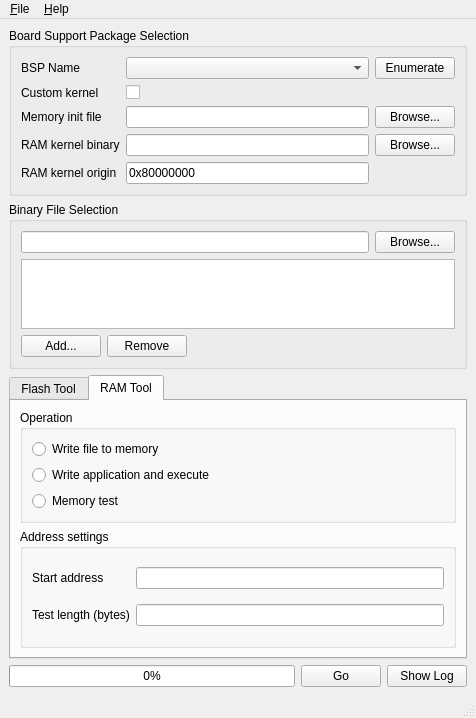
This is mx-toolkit-ui/mainwindow.ui in hbock/pyatk as Qt 5 draws it before an edit. The edited form follows.
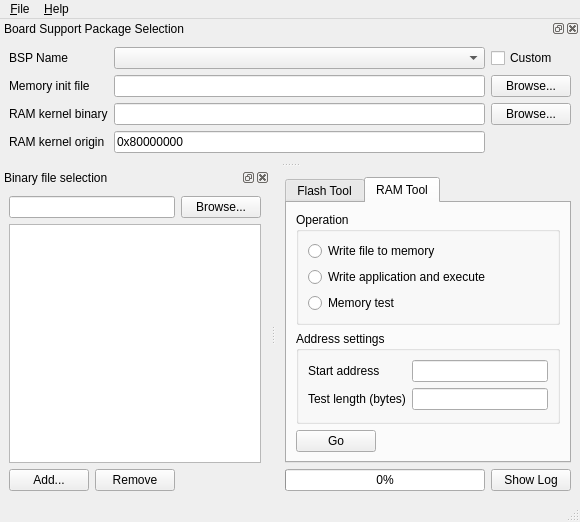
This is the edited form. The open tabs and pages were chosen to show the change.

Commit message: mx-toolkit-ui: make binary file select / BSP select dock widgets

```diff
--- a/mx-toolkit-ui/mainwindow.ui
+++ b/mx-toolkit-ui/mainwindow.ui
@@ -6,8 +6,8 @@
    <rect>
     <x>0</x>
     <y>0</y>
-    <width>476</width>
-    <height>701</height>
+    <width>580</width>
+    <height>516</height>
    </rect>
   </property>
   <property name="windowTitle">
@@ -20,183 +20,8 @@
    <set>QMainWindow::AllowTabbedDocks|QMainWindow::AnimatedDocks</set>
   </property>
   <widget class="QWidget" name="centralwidget">
-   <layout class="QGridLayout" name="gridLayout_3">
-    <item row="0" column="0" colspan="3">
-     <widget class="QGroupBox" name="groupBox_2">
-      <property name="title">
-       <string>Board Support Package Selection</string>
-      </property>
-      <layout class="QGridLayout" name="gridLayout">
-       <item row="4" column="0">
-        <widget class="QLabel" name="label_3">
-         <property name="text">
-          <string>RAM kernel origin</string>
-         </property>
-        </widget>
-       </item>
-       <item row="4" column="1">
-        <widget class="QLineEdit" name="ram_kernel_origin_lineedit">
-         <property name="text">
-          <string>0x80000000</string>
-         </property>
-        </widget>
-       </item>
-       <item row="0" column="0">
-        <widget class="QLabel" name="label_6">
-         <property name="text">
-          <string>BSP Name</string>
-         </property>
-        </widget>
-       </item>
-       <item row="0" column="1">
-        <widget class="QComboBox" name="bsp_select_combobox"/>
-       </item>
-       <item row="0" column="2">
-        <widget class="QPushButton" name="bsp_enumerate_button">
-         <property name="sizePolicy">
-          <sizepolicy hsizetype="Maximum" vsizetype="Fixed">
-           <horstretch>0</horstretch>
-           <verstretch>0</verstretch>
-          </sizepolicy>
-         </property>
-         <property name="text">
-          <string>Enumerate</string>
-         </property>
-        </widget>
-       </item>
-       <item row="2" column="0">
-        <widget class="QLabel" name="label">
-         <property name="text">
-          <string>Memory init file</string>
-         </property>
-        </widget>
-       </item>
-       <item row="2" column="1">
-        <widget class="QLineEdit" name="memory_init_lineedit"/>
-       </item>
-       <item row="2" column="2">
-        <widget class="QPushButton" name="memory_init_browse_button">
-         <property name="text">
-          <string>Browse...</string>
-         </property>
-        </widget>
-       </item>
-       <item row="3" column="0">
-        <widget class="QLabel" name="label_2">
-         <property name="text">
-          <string>RAM kernel binary</string>
-         </property>
-        </widget>
-       </item>
-       <item row="3" column="1">
-        <widget class="QLineEdit" name="ram_kernel_binary_lineedit"/>
-       </item>
-       <item row="3" column="2">
-        <widget class="QPushButton" name="ram_kernel_browse_button">
-         <property name="text">
-          <string>Browse...</string>
-         </property>
-        </widget>
-       </item>
-       <item row="1" column="1">
-        <widget class="QCheckBox" name="bsp_custom_checkbox">
-         <property name="text">
-          <string/>
-         </property>
-        </widget>
-       </item>
-       <item row="1" column="0">
-        <widget class="QLabel" name="label_9">
-         <property name="text">
-          <string>Custom kernel</string>
-         </property>
-        </widget>
-       </item>
-      </layout>
-     </widget>
-    </item>
-    <item row="1" column="0" colspan="3">
-     <widget class="QGroupBox" name="groupBox_6">
-      <property name="sizePolicy">
-       <sizepolicy hsizetype="Preferred" vsizetype="Preferred">
-        <horstretch>0</horstretch>
-        <verstretch>0</verstretch>
-       </sizepolicy>
-      </property>
-      <property name="title">
-       <string>Binary File Selection</string>
-      </property>
-      <layout class="QGridLayout" name="gridLayout_2">
-       <item row="0" column="0" colspan="2">
-        <widget class="QLineEdit" name="binary_file_lineedit">
-         <property name="sizePolicy">
-          <sizepolicy hsizetype="Minimum" vsizetype="Fixed">
-           <horstretch>0</horstretch>
-           <verstretch>0</verstretch>
-          </sizepolicy>
-         </property>
-        </widget>
-       </item>
-       <item row="3" column="1" colspan="2">
-        <widget class="QPushButton" name="binary_file_table_remove_button">
-         <property name="sizePolicy">
-          <sizepolicy hsizetype="Maximum" vsizetype="Fixed">
-           <horstretch>0</horstretch>
-           <verstretch>0</verstretch>
-          </sizepolicy>
-         </property>
-         <property name="text">
-          <string>Remove</string>
-         </property>
-        </widget>
-       </item>
-       <item row="3" column="0">
-        <widget class="QPushButton" name="binary_file_table_add_button">
-         <property name="sizePolicy">
-          <sizepolicy hsizetype="Maximum" vsizetype="Fixed">
-           <horstretch>0</horstretch>
-           <verstretch>0</verstretch>
-          </sizepolicy>
-         </property>
-         <property name="text">
-          <string>Add...</string>
-         </property>
-        </widget>
-       </item>
-       <item row="0" column="2">
-        <widget class="QPushButton" name="binary_file_browse_button">
-         <property name="sizePolicy">
-          <sizepolicy hsizetype="Maximum" vsizetype="Fixed">
-           <horstretch>0</horstretch>
-           <verstretch>0</verstretch>
-          </sizepolicy>
-         </property>
-         <property name="text">
-          <string>Browse...</string>
-         </property>
-        </widget>
-       </item>
-       <item row="2" column="0" colspan="3">
-        <widget class="QTableView" name="binary_file_history_tableview"/>
-       </item>
-      </layout>
-     </widget>
-    </item>
-    <item row="3" column="0">
-     <widget class="QProgressBar" name="operation_progress_bar">
-      <property name="value">
-       <number>0</number>
-      </property>
-     </widget>
-    </item>
-    <item row="3" column="2">
-     <widget class="QPushButton" name="show_log_button">
-      <property name="text">
-       <string>Show Log</string>
-      </property>
-     </widget>
-    </item>
-    <item row="2" column="0" colspan="3">
+   <layout class="QGridLayout" name="gridLayout_2">
+    <item row="0" column="0" colspan="2">
      <widget class="QTabWidget" name="tabWidget">
       <property name="sizePolicy">
        <sizepolicy hsizetype="Preferred" vsizetype="Preferred">
@@ -421,14 +246,34 @@
           </layout>
          </widget>
         </item>
+        <item row="2" column="0">
+         <widget class="QPushButton" name="ram_tool_go_button">
+          <property name="sizePolicy">
+           <sizepolicy hsizetype="Maximum" vsizetype="Fixed">
+            <horstretch>0</horstretch>
+            <verstretch>0</verstretch>
+           </sizepolicy>
+          </property>
+          <property name="text">
+           <string>Go</string>
+          </property>
+         </widget>
+        </item>
        </layout>
       </widget>
      </widget>
     </item>
-    <item row="3" column="1">
-     <widget class="QPushButton" name="go_button">
+    <item row="1" column="0">
+     <widget class="QProgressBar" name="operation_progress_bar">
+      <property name="value">
+       <number>0</number>
+      </property>
+     </widget>
+    </item>
+    <item row="1" column="1">
+     <widget class="QPushButton" name="show_log_button">
       <property name="text">
-       <string>Go</string>
+       <string>Show Log</string>
       </property>
      </widget>
     </item>
@@ -439,7 +284,7 @@
     <rect>
      <x>0</x>
      <y>0</y>
-     <width>476</width>
+     <width>580</width>
      <height>21</height>
     </rect>
    </property>
@@ -459,6 +304,147 @@
    <addaction name="menu_Help"/>
   </widget>
   <widget class="QStatusBar" name="statusbar"/>
+  <widget class="QDockWidget" name="dockWidget">
+   <property name="windowTitle">
+    <string>Board Support Package Selection</string>
+   </property>
+   <attribute name="dockWidgetArea">
+    <number>4</number>
+   </attribute>
+   <widget class="QWidget" name="dockWidgetContents_3">
+    <layout class="QGridLayout" name="gridLayout">
+     <item row="0" column="0">
+      <widget class="QLabel" name="label_6">
+       <property name="text">
+        <string>BSP Name</string>
+       </property>
+      </widget>
+     </item>
+     <item row="0" column="1">
+      <widget class="QComboBox" name="bsp_select_combobox"/>
+     </item>
+     <item row="0" column="2">
+      <widget class="QCheckBox" name="bsp_custom_checkbox">
+       <property name="text">
+        <string>Custom</string>
+       </property>
+      </widget>
+     </item>
+     <item row="1" column="0">
+      <widget class="QLabel" name="label">
+       <property name="text">
+        <string>Memory init file</string>
+       </property>
+      </widget>
+     </item>
+     <item row="1" column="1">
+      <widget class="QLineEdit" name="memory_init_lineedit"/>
+     </item>
+     <item row="1" column="2">
+      <widget class="QPushButton" name="memory_init_browse_button">
+       <property name="text">
+        <string>Browse...</string>
+       </property>
+      </widget>
+     </item>
+     <item row="2" column="0">
+      <widget class="QLabel" name="label_2">
+       <property name="text">
+        <string>RAM kernel binary</string>
+       </property>
+      </widget>
+     </item>
+     <item row="2" column="1">
+      <widget class="QLineEdit" name="ram_kernel_binary_lineedit"/>
+     </item>
+     <item row="2" column="2">
+      <widget class="QPushButton" name="ram_kernel_browse_button">
+       <property name="text">
+        <string>Browse...</string>
+       </property>
+      </widget>
+     </item>
+     <item row="3" column="0">
+      <widget class="QLabel" name="label_3">
+       <property name="text">
+        <string>RAM kernel origin</string>
+       </property>
+      </widget>
+     </item>
+     <item row="3" column="1">
+      <widget class="QLineEdit" name="ram_kernel_origin_lineedit">
+       <property name="text">
+        <string>0x80000000</string>
+       </property>
+      </widget>
+     </item>
+    </layout>
+   </widget>
+  </widget>
+  <widget class="QDockWidget" name="dockWidget_2">
+   <property name="windowTitle">
+    <string>Binary file selection</string>
+   </property>
+   <attribute name="dockWidgetArea">
+    <number>1</number>
+   </attribute>
+   <widget class="QWidget" name="dockWidgetContents_4">
+    <layout class="QGridLayout" name="gridLayout_8">
+     <item row="0" column="0" colspan="2">
+      <widget class="QLineEdit" name="binary_file_lineedit">
+       <property name="sizePolicy">
+        <sizepolicy hsizetype="Minimum" vsizetype="Fixed">
+         <horstretch>0</horstretch>
+         <verstretch>0</verstretch>
+        </sizepolicy>
+       </property>
+      </widget>
+     </item>
+     <item row="0" column="2">
+      <widget class="QPushButton" name="binary_file_browse_button">
+       <property name="sizePolicy">
+        <sizepolicy hsizetype="Maximum" vsizetype="Fixed">
+         <horstretch>0</horstretch>
+         <verstretch>0</verstretch>
+        </sizepolicy>
+       </property>
+       <property name="text">
+        <string>Browse...</string>
+       </property>
+      </widget>
+     </item>
+     <item row="1" column="0" colspan="3">
+      <widget class="QTableView" name="binary_file_history_tableview"/>
+     </item>
+     <item row="2" column="0">
+      <widget class="QPushButton" name="binary_file_table_add_button">
+       <property name="sizePolicy">
+        <sizepolicy hsizetype="Maximum" vsizetype="Fixed">
+         <horstretch>0</horstretch>
+         <verstretch>0</verstretch>
+        </sizepolicy>
+       </property>
+       <property name="text">
+        <string>Add...</string>
+       </property>
+      </widget>
+     </item>
+     <item row="2" column="1">
+      <widget class="QPushButton" name="binary_file_table_remove_button">
+       <property name="sizePolicy">
+        <sizepolicy hsizetype="Maximum" vsizetype="Fixed">
+         <horstretch>0</horstretch>
+         <verstretch>0</verstretch>
+        </sizepolicy>
+       </property>
+       <property name="text">
+        <string>Remove</string>
+       </property>
+      </widget>
+     </item>
+    </layout>
+   </widget>
+  </widget>
   <action name="action_exit">
    <property name="text">
     <string>&amp;Exit</string>
```
Left out of the diff: 74 changed lines with no effect on the pictures. The commit also changes 2 other files.
